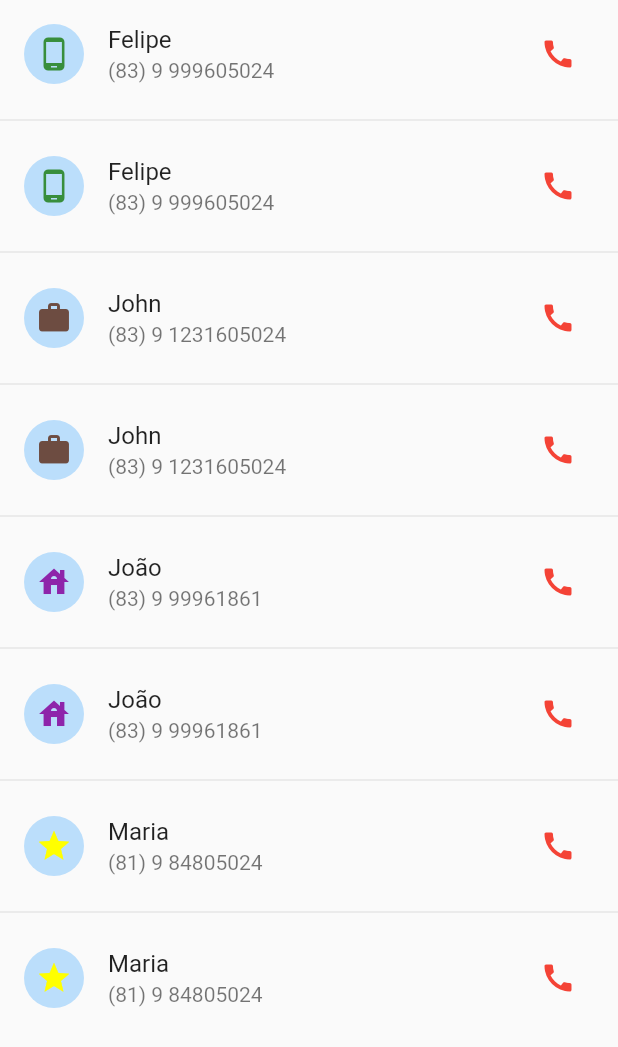
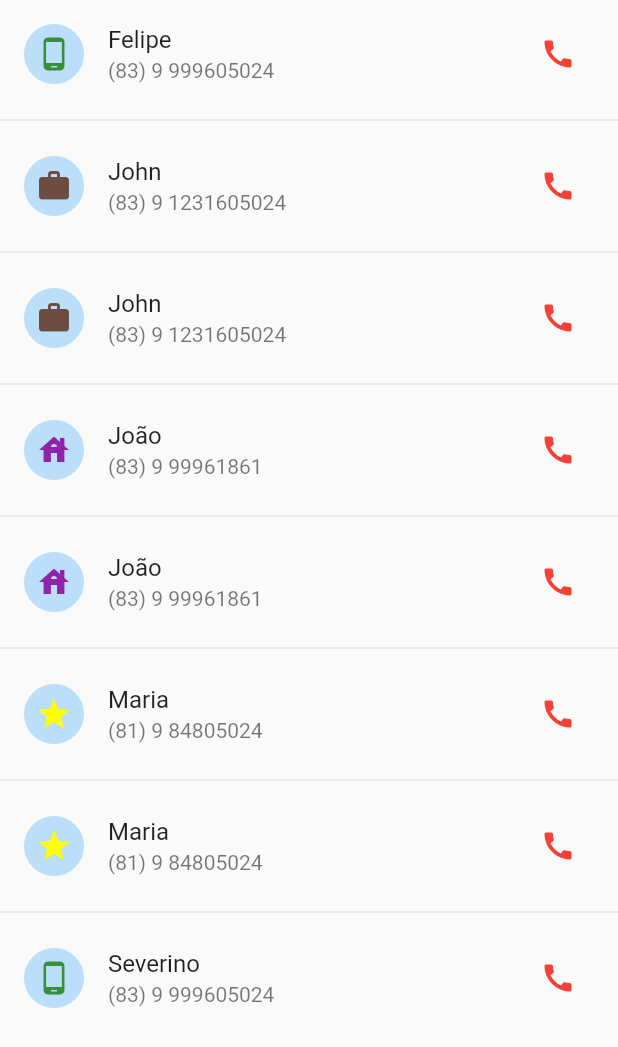
Before and after one commit to F3lipeas/practing_flutter_2_listView, a Flutter app: the screen it shows after launch, on a phone screen of 412 x 824 dp. Shown: the top 1047 px of the screen. Run offline on Flutter 3.47's test engine with Material 2 defaults, Android fonts, the phone set to English and light mode, and no system bars.

Commit message:
Start Commit

```diff
--- a/lib/main.dart
+++ b/lib/main.dart
@@ -37,7 +37,7 @@ class _MyHomePageState extends State<MyHomePage> {
   void initState() {
     setState(() {
       contatos.add(Contato(
-          nome: "Felipe",
+          nome: "Severino",
           telefone: "(83) 9 999605024",
           tipo: ContatoType.CELULAR));
       contatos.add(Contato(
```
